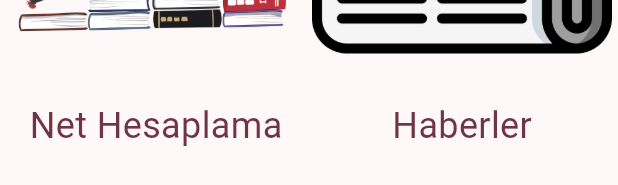
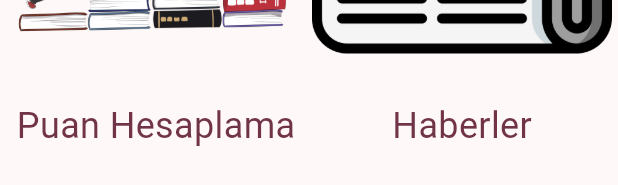
Before and after one commit to Mehm-Guldas/dusbuddy, a Flutter app: the AraclarPageBody widget shown alone on an empty page, opened directly, on a phone screen of 412 x 824 dp. Shown: the part 913-1098 px from the top of the screen. Run offline on Flutter 3.47's test engine with Material 3 defaults, Android fonts, the phone set to English and light mode, and no system bars; our stand-ins replace shared_preferences, sqflite, table_calendar; accounts and stored records are empty.

Commit message:
..
puanhesaplama yazisi

```diff
--- a/lib/Menubodies/toolsbody.dart
+++ b/lib/Menubodies/toolsbody.dart
@@ -82,7 +82,7 @@ class AraclarPageBody extends StatelessWidget {
                   ),
                   const SizedBox(height: 6),
                   Text(
-                    'Net Hesaplama',
+                    'Puan Hesaplama',
                     style: TextStyle(fontSize: 24, color: Theme.of(context).colorScheme.onPrimaryContainer),
                   ),
                 ],
```
